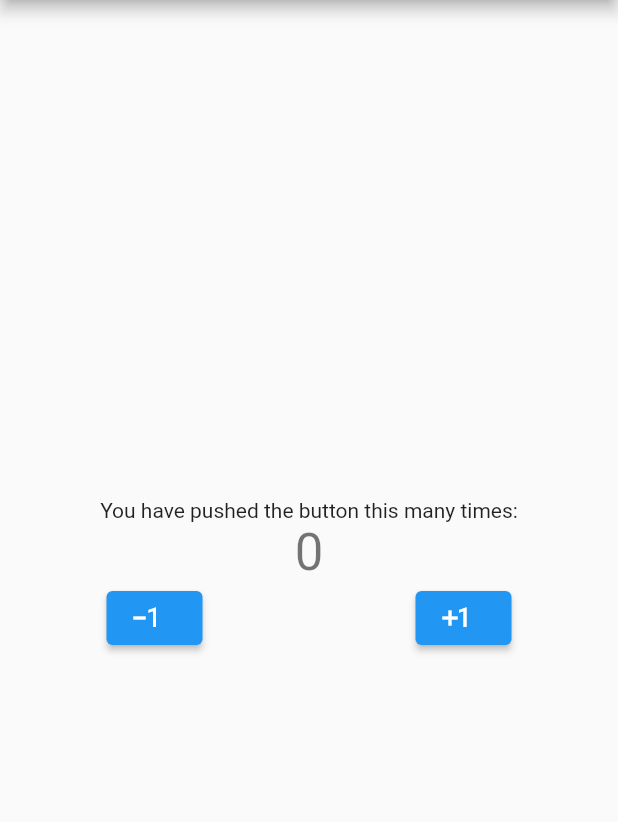
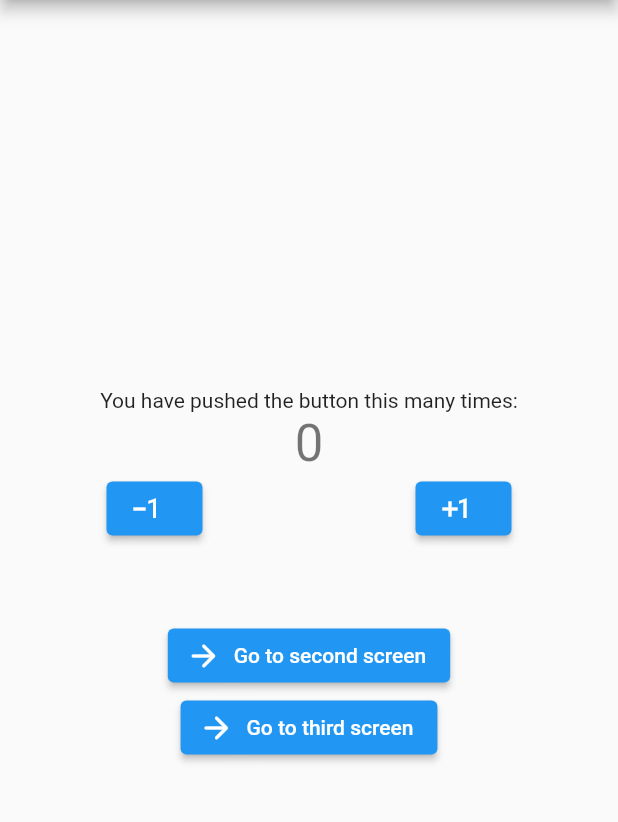
Before and after one commit to mladenmaricbl/counter_app_with_bloc, a Flutter app: the screen it shows after launch, on a phone screen of 412 x 824 dp, the part 84-906 px from its top. Run offline on Flutter 3.47's test engine with Material 2 defaults, Android fonts, the phone set to English and light mode, and no system bars; our stand-ins replace bloc, flutter_bloc.

Commit message:
Provides same cubit state on multiple screens.
Provides same cubit state on multiple screens using Generated routes.

```diff
--- /dev/null
+++ b/lib/app_ui/routing/app_routes.dart
@@ -0,0 +1,7 @@
+class AppRoutes {
+  const AppRoutes._();
+
+  static const String home = '/';
+  static const String secondScreen = '/secondScreen';
+  static const String thirdScreen = '/thirdScreen';
+}
--- /dev/null
+++ b/lib/app_ui/routing/app_routing.dart
@@ -0,0 +1,35 @@
+import 'package:counter_app_with_bloc/app_ui/screens/home_screen.dart';
+import 'package:counter_app_with_bloc/app_ui/screens/second_screen.dart';
+import 'package:counter_app_with_bloc/app_ui/screens/third_screen.dart';
+import 'package:flutter/material.dart';
+
+import 'app_routes.dart';
+
+class AppRouting {
+  const AppRouting._();
+
+  static RouteFactory onGenerateAppRoute = (settings) {
+    switch (settings.name) {
+      case AppRoutes.home:
+        return PageRouteBuilder(
+          pageBuilder: (context, animation, secondaryAnimation) => HomeScreen(title: 'Counter app', color: Colors.blue),
+          transitionDuration: Duration.zero,
+        );
+
+      case AppRoutes.secondScreen:
+        return PageRouteBuilder(
+          pageBuilder: (context, animation, secondaryAnimation) => SecondScreen(title: 'Second screen', color: Colors.red),
+          transitionDuration: Duration(seconds: 0),
+        );
+
+      case AppRoutes.thirdScreen:
+        return PageRouteBuilder(
+          pageBuilder: (context, animation, secondaryAnimation) => ThirdScreen(title: 'Second screen', color: Colors.yellow),
+          transitionDuration: Duration(seconds: 0),
+        );
+
+      default:
+        throw ArgumentError.value(settings.name, null, 'Unexpected route name.');
+    }
+  };
+}
--- /dev/null
+++ b/lib/app_ui/screens/home_screen.dart
@@ -0,0 +1,94 @@
+import 'package:counter_app_with_bloc/app_ui/routing/app_routes.dart';
+import 'package:flutter/material.dart';
+import 'package:flutter_bloc/flutter_bloc.dart';
+import 'package:counter_app_with_bloc/cubit/counter_cubit.dart';
+
+class HomeScreen extends StatelessWidget {
+  String title;
+  Color color;
+
+  HomeScreen({required this.title, required this.color});
+
+  @override
+  Widget build(BuildContext context) {
+    return Scaffold(
+      appBar: AppBar(
+        title: Text(title),
+        backgroundColor: color,
+      ),
+      body: Center(
+        child: Column(
+          mainAxisAlignment: MainAxisAlignment.center,
+          children: <Widget>[
+            const Text(
+              'You have pushed the button this many times:',
+            ),
+            BlocConsumer<CounterCubit, CounterState>(
+              listener: (context, state) {
+                if(state.actionType == 'increment'){
+                  ScaffoldMessenger.of(context).showSnackBar(
+                      SnackBar(
+                          content: Text('You incremented a value!')
+                      )
+                  );
+                }
+                if(state.actionType == 'decrement'){
+                  ScaffoldMessenger.of(context).showSnackBar(
+                      SnackBar(
+                          content: Text('You decremented a value!')
+                      )
+                  );
+                }
+              },
+              builder: (context, state) {
+                return Text(
+                  '${state.counterValue}',
+                  style: Theme
+                      .of(context)
+                      .textTheme
+                      .headline4,
+                );
+              },
+            ),
+            Row(
+              mainAxisAlignment: MainAxisAlignment.spaceAround,
+              children: [
+                ElevatedButton.icon(
+                  onPressed: () {
+                    BlocProvider.of<CounterCubit>(context).decrement();
+                  },
+                  icon: Icon(Icons.exposure_minus_1),
+                  label: Text(''),
+                ),
+                ElevatedButton.icon(
+                  onPressed: () {
+                    BlocProvider.of<CounterCubit>(context).increment();
+                  },
+                  icon: Icon(Icons.exposure_plus_1),
+                  label: Text(''),
+                )
+              ],
+            ),
+            SizedBox(
+              height: 50,
+            ),
+            ElevatedButton.icon(
+              onPressed: () {
+                Navigator.of(context).pushNamed(AppRoutes.secondScreen);
+              },
+              icon: Icon(Icons.arrow_forward_rounded),
+              label: Text('Go to second screen'),
+            ),
+            ElevatedButton.icon(
+              onPressed: () {
+                Navigator.of(context).pushNamed(AppRoutes.thirdScreen);
+              },
+              icon: Icon(Icons.arrow_forward_rounded),
+              label: Text('Go to third screen'),
+            )
+          ],
+        ),
+      ),
+    );
+  }
+}
--- a/lib/main.dart
+++ b/lib/main.dart
@@ -1,13 +1,13 @@
+import 'package:counter_app_with_bloc/app_ui/routing/app_routing.dart';
 import 'package:counter_app_with_bloc/cubit/counter_cubit.dart';
 import 'package:flutter/material.dart';
 import 'package:flutter_bloc/flutter_bloc.dart';
 
 void main() {
-  runApp(const MyApp());
+  runApp(MyApp());
 }
 
 class MyApp extends StatelessWidget {
-  const MyApp({Key? key}) : super(key: key);
 
   // This widget is the root of your application.
   @override
@@ -19,85 +19,8 @@ class MyApp extends StatelessWidget {
         theme: ThemeData(
           primarySwatch: Colors.blue,
         ),
-        home: const MyHomePage(title: 'Counter app'),
+        onGenerateRoute: AppRouting.onGenerateAppRoute,
       ),
     );
   }
 }
-
-class MyHomePage extends StatefulWidget {
-  const MyHomePage({Key? key, required this.title}) : super(key: key);
-
-  final String title;
-
-  @override
-  State<MyHomePage> createState() => _MyHomePageState();
-}
-
-class _MyHomePageState extends State<MyHomePage> {
-
-  @override
-  Widget build(BuildContext context) {
-    return Scaffold(
-      appBar: AppBar(
-        title: Text(widget.title),
-      ),
-      body: Center(
-        child: Column(
-            mainAxisAlignment: MainAxisAlignment.center,
-            children: <Widget>[
-              const Text(
-                'You have pushed the button this many times:',
-              ),
-              BlocConsumer<CounterCubit, CounterState>(
-                listener: (context, state) {
-                  if(state.actionType == 'increment'){
-                    ScaffoldMessenger.of(context).showSnackBar(
-                        SnackBar(
-                            content: Text('You incremented a value!')
-                        )
-                    );
-                  }
-                  if(state.actionType == 'decrement'){
-                    ScaffoldMessenger.of(context).showSnackBar(
-                        SnackBar(
-                            content: Text('You decremented a value!')
-                        )
-                    );
-                  }
-                },
-                builder: (context, state) {
-                  return Text(
-                    '${state.counterValue}',
-                    style: Theme
-                        .of(context)
-                        .textTheme
-                        .headline4,
-                  );
-                },
-              ),
-              Row(
-                mainAxisAlignment: MainAxisAlignment.spaceAround,
-                children: [
-                  ElevatedButton.icon(
-                    onPressed: () {
-                      BlocProvider.of<CounterCubit>(context).decrement();
-                    },
-                    icon: Icon(Icons.exposure_minus_1),
-                    label: Text(''),
-                  ),
-                  ElevatedButton.icon(
-                    onPressed: () {
-                      BlocProvider.of<CounterCubit>(context).increment();
-                    },
-                    icon: Icon(Icons.exposure_plus_1),
-                    label: Text(''),
-                  )
-                ],
-              )
-            ],
-          ),
-        ),
-    );
-  }
-}
```
Also changed, not shown: lib/app_ui/screens/second_screen.dart (added, +90 -0 lines), lib/app_ui/screens/third_screen.dart (added, +79 -0 lines).
